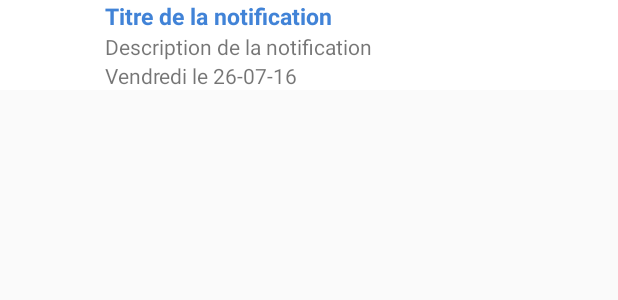
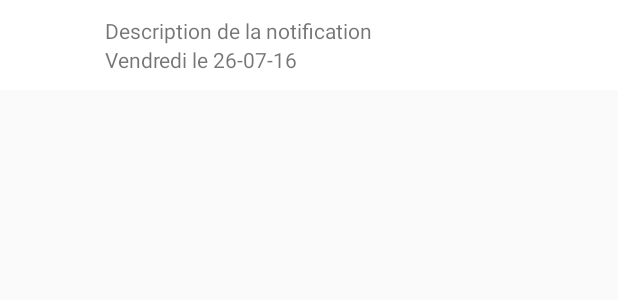
Before and after one commit to raoulsigne/SpotIt, an Android app: the layout notification_item.xml on its own in the app's theme, with its tools: preview values and no code run, on a phone screen of 412 x 824 dp. Shown: the top 300 px of the screen. Run offline under Robolectric (Android 15) with nearby library versions, the phone set to English and light mode, and no system bars.

Commit message:
27-07-16

```diff
--- a/app/src/main/java/techafrkix/work/com/spot/spotit/Notification.java
+++ b/app/src/main/java/techafrkix/work/com/spot/spotit/Notification.java
@@ -235,7 +235,6 @@ public class Notification extends Fragment {
             View rowView= inflater.inflate(R.layout.notification_item, null, true);
 
             final ImageView imgProfile = (ImageView) rowView.findViewById(R.id.item_profile);
-            TextView txttitre = (TextView) rowView.findViewById(R.id.txtTitre_notif);
             TextView txtdescription = (TextView) rowView.findViewById(R.id.txtDescription_notif);
             TextView txtdate = (TextView) rowView.findViewById(R.id.txtDate_notif);
 
@@ -308,7 +307,6 @@ public class Notification extends Fragment {
                 }
             }
 
-            txttitre.setText("Titre");
             txtdescription.setText(notifications[position].getDescription());
             txtdate.setText(notifications[position].getCreated());
 
--- a/app/src/main/res/layout/notification_item.xml
+++ b/app/src/main/res/layout/notification_item.xml
@@ -24,23 +24,15 @@
                 android:layout_gravity="center"
                 android:layout_marginLeft="10dp"
                 app:civ_border_color="#FF000000"
-                app:civ_border_width="0dp" />
+                app:civ_border_width="0dp"/>
 
             <LinearLayout
                 android:layout_width="wrap_content"
                 android:layout_height="60dp"
                 android:layout_gravity="center"
                 android:layout_marginLeft="10dp"
+                android:gravity="center_vertical"
                 android:orientation="vertical">
-
-                <TextView
-                    android:id="@+id/txtTitre_notif"
-                    android:layout_width="wrap_content"
-                    android:layout_height="wrap_content"
-                    android:text="Titre de la notification"
-                    android:textColor="@color/mainblue"
-                    android:textSize="15sp"
-                    android:textStyle="bold" />
 
                 <TextView
                     android:id="@+id/txtDescription_notif"
```
Also changed, not shown: app/build.gradle (+5 -2 lines), app/src/main/java/techafrkix/work/com/spot/spotit/MainActivity.java (+6 -10 lines).
